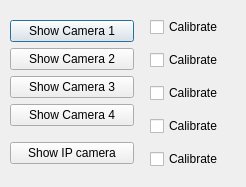
First picture: the form in 3D_scanner/camerawindow.ui, repository Agent5/3D-scanner, before the edit.
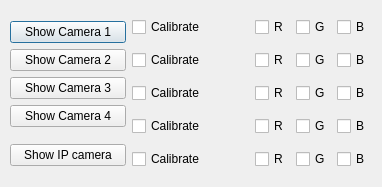
Second picture: the form after the edit.

What changed in the file:
```diff
--- a/3D_scanner/camerawindow.ui
+++ b/3D_scanner/camerawindow.ui
@@ -6,22 +6,24 @@
    <rect>
     <x>0</x>
     <y>0</y>
-    <width>246</width>
+    <width>382</width>
     <height>187</height>
    </rect>
   </property>
   <property name="windowTitle">
    <string>Dialog</string>
   </property>
-  <widget class="QWidget" name="layoutWidget">
+  <widget class="QWidget" name="">
    <property name="geometry">
     <rect>
      <x>10</x>
      <y>10</y>
-     <width>124</width>
-     <height>165</height>
+     <width>361</width>
+     <height>167</height>
     </rect>
    </property>
+   <layout class="QHBoxLayout" name="horizontalLayout_6">
+    <item>
    <layout class="QVBoxLayout" name="verticalLayout_3">
     <item>
      <layout class="QVBoxLayout" name="verticalLayout_2">
@@ -67,16 +69,8 @@
      </widget>
     </item>
    </layout>
-  </widget>
-  <widget class="QWidget" name="">
-   <property name="geometry">
-    <rect>
-     <x>150</x>
-     <y>10</y>
-     <width>90</width>
-     <height>171</height>
-    </rect>
-   </property>
+    </item>
+    <item>
    <layout class="QVBoxLayout" name="verticalLayout_4">
     <item>
      <widget class="QCheckBox" name="calib1">
@@ -112,6 +106,137 @@
        <string>Calibrate</string>
       </property>
      </widget>
+      </item>
+     </layout>
+    </item>
+    <item>
+     <layout class="QVBoxLayout" name="verticalLayout_5">
+      <item>
+       <layout class="QHBoxLayout" name="horizontalLayout">
+        <item>
+         <widget class="QCheckBox" name="cam1R">
+          <property name="text">
+           <string>R</string>
+          </property>
+         </widget>
+        </item>
+        <item>
+         <widget class="QCheckBox" name="cam1G">
+          <property name="text">
+           <string>G</string>
+          </property>
+         </widget>
+        </item>
+        <item>
+         <widget class="QCheckBox" name="cam1B">
+          <property name="text">
+           <string>B</string>
+          </property>
+         </widget>
+        </item>
+       </layout>
+      </item>
+      <item>
+       <layout class="QHBoxLayout" name="horizontalLayout_2">
+        <item>
+         <widget class="QCheckBox" name="cam2R">
+          <property name="text">
+           <string>R</string>
+          </property>
+         </widget>
+        </item>
+        <item>
+         <widget class="QCheckBox" name="cam2G">
+          <property name="text">
+           <string>G</string>
+          </property>
+         </widget>
+        </item>
+        <item>
+         <widget class="QCheckBox" name="cam2B">
+          <property name="text">
+           <string>B</string>
+          </property>
+         </widget>
+        </item>
+       </layout>
+      </item>
+      <item>
+       <layout class="QHBoxLayout" name="horizontalLayout_3">
+        <item>
+         <widget class="QCheckBox" name="cam3R">
+          <property name="text">
+           <string>R</string>
+          </property>
+         </widget>
+        </item>
+        <item>
+         <widget class="QCheckBox" name="cam3G">
+          <property name="text">
+           <string>G</string>
+          </property>
+         </widget>
+        </item>
+        <item>
+         <widget class="QCheckBox" name="cam3B">
+          <property name="text">
+           <string>B</string>
+          </property>
+         </widget>
+        </item>
+       </layout>
+      </item>
+      <item>
+       <layout class="QHBoxLayout" name="horizontalLayout_4">
+        <item>
+         <widget class="QCheckBox" name="cam4R">
+          <property name="text">
+           <string>R</string>
+          </property>
+         </widget>
+        </item>
+        <item>
+         <widget class="QCheckBox" name="cam4G">
+          <property name="text">
+           <string>G</string>
+          </property>
+         </widget>
+        </item>
+        <item>
+         <widget class="QCheckBox" name="cam4B">
+          <property name="text">
+           <string>B</string>
+          </property>
+         </widget>
+        </item>
+       </layout>
+      </item>
+      <item>
+       <layout class="QHBoxLayout" name="horizontalLayout_5">
+        <item>
+         <widget class="QCheckBox" name="cam5R">
+          <property name="text">
+           <string>R</string>
+          </property>
+         </widget>
+        </item>
+        <item>
+         <widget class="QCheckBox" name="cam5G">
+          <property name="text">
+           <string>G</string>
+          </property>
+         </widget>
+        </item>
+        <item>
+         <widget class="QCheckBox" name="cam5B">
+          <property name="text">
+           <string>B</string>
+          </property>
+         </widget>
+        </item>
+       </layout>
+      </item>
+     </layout>
     </item>
    </layout>
   </widget>
```
Lines whose indentation alone changed are shown as unchanged.
